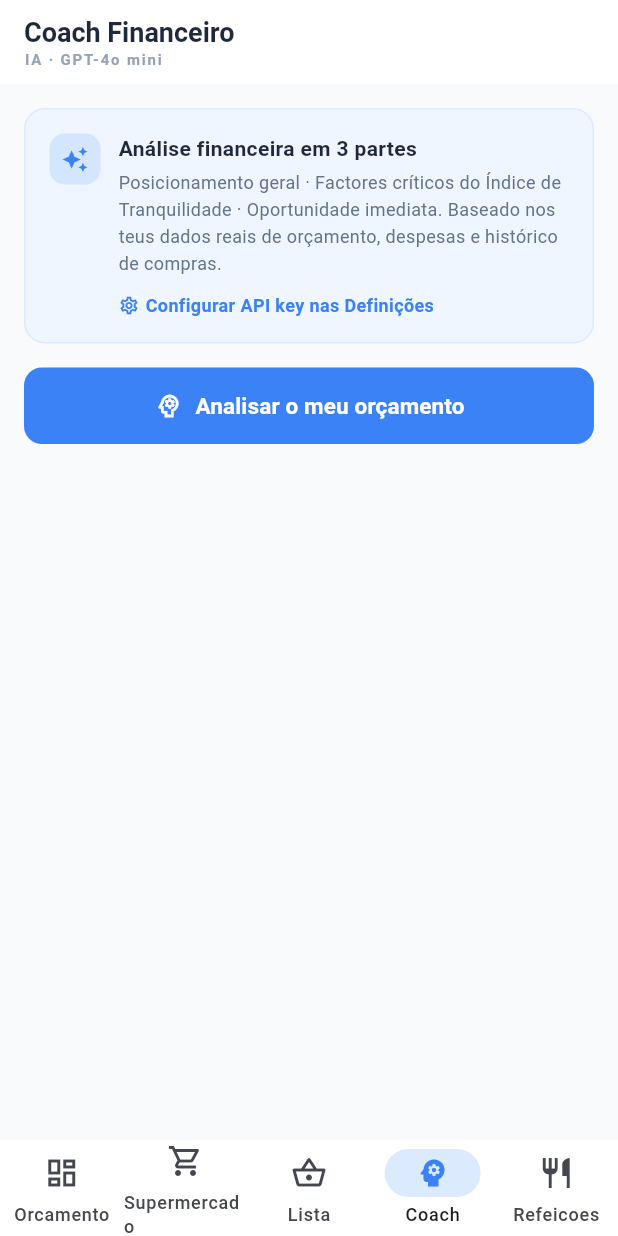
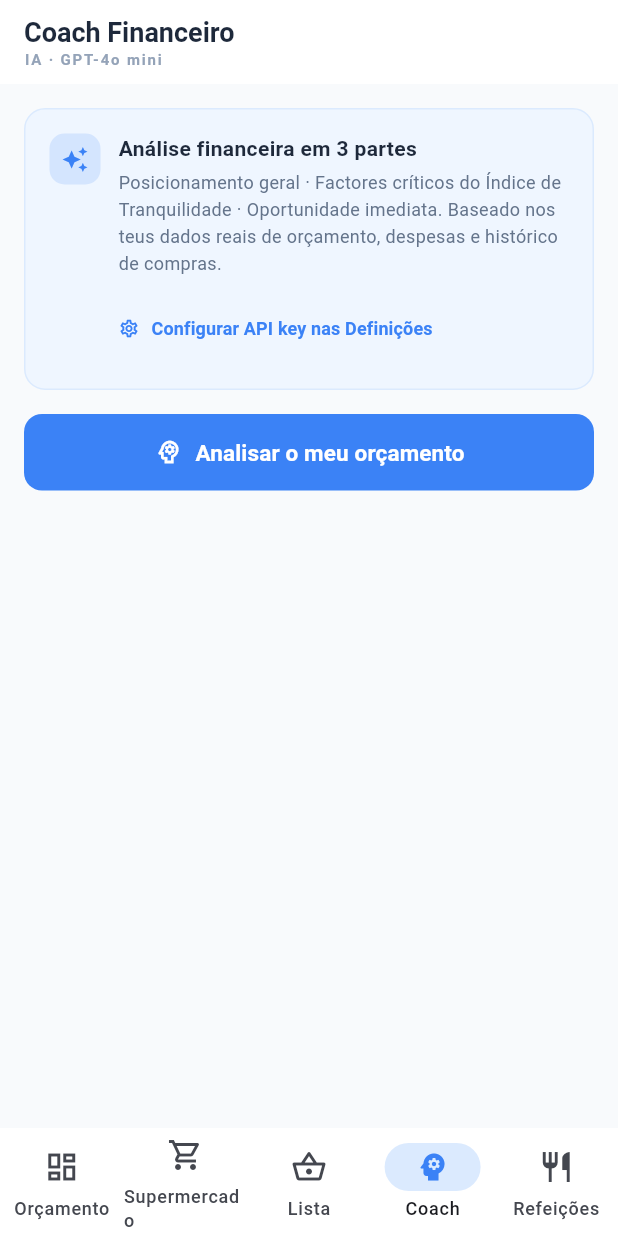
Before and after one commit to lfrmonteiro99/monthy_budget, a Flutter app: the screen it shows once a user with an empty profile is signed in, item 4 of the bottom bar chosen, on a phone screen of 412 x 824 dp. Run offline on Flutter 3.47's test engine with Material 3 defaults, Android fonts, the phone set to English and light mode, and no system bars; our stand-ins replace fl_chart, shared_preferences, supabase_flutter; accounts and stored records are empty; network calls fail.

Commit message:
feat(flutter): comprehensive UX/UI audit - design, usability, accessibility
Design (10/10):
- Fix all Portuguese accents across the entire app (Orçamento, Definições,
  Histórico, Alimentação, Segurança, Poupança, Líquido, Subsídio, etc.)
- Improve theme with visual density and proper SnackBar styling
- Increase navigation bar height for better proportions
- Consistent border radius and padding across all interactive elements

Usability (10/10):
- Replace all GestureDetector with Material/InkWell for proper ripple feedback
  across dashboard, grocery, shopping list, coach, meal planner, meal wizard,
  and settings screens
- Convert inline GestureDetector links to TextButton/TextButton.icon for proper
  feedback and minimum touch targets (Simular, Ver tudo, Evolução, Limpar tudo,
  Gerar nova análise, Configurar API key)
- Increase touch targets to minimum 40-48dp on all interactive elements
  (add-to-cart buttons, ingredient add buttons, filter chips, week tabs)
- Add loading state message for grocery screen empty state
- Improve login form with icons, rounded borders, and proper text input actions
- Add tooltips to all navigation destinations

Accessibility (10/10):
- Add Semantics labels throughout: hero card, settings button, product rows,
  shopping list items, purchase history, month review card, filter chips,
  meal objectives, add-to-cart buttons, delete buttons, favorite chips
- Ensure all buttons have proper semantic button role
- Improve color contrast on loading text (grey.400 → grey.600)
- Add selected state to semantic chips/tabs
- Add descriptive labels for screen reader on interactive elements

https://claude.ai/code/session_01SgkB2fecGcBfRvf7p59d4p

```diff
--- a/monthy_budget_flutter/lib/main.dart
+++ b/monthy_budget_flutter/lib/main.dart
@@ -40,11 +40,16 @@ class OrcamentoMensalApp extends StatelessWidget {
   @override
   Widget build(BuildContext context) {
     return MaterialApp(
-      title: 'Orcamento Mensal',
+      title: 'Orçamento Mensal',
       debugShowCheckedModeBanner: false,
       theme: ThemeData(
         colorSchemeSeed: const Color(0xFF3B82F6),
         useMaterial3: true,
+        visualDensity: VisualDensity.adaptivePlatformDensity,
+        snackBarTheme: SnackBarThemeData(
+          behavior: SnackBarBehavior.floating,
+          shape: RoundedRectangleBorder(borderRadius: BorderRadius.circular(12)),
+        ),
       ),
       home: AuthGate(
         appBuilder: (profile) => AppHome(
@@ -308,10 +313,12 @@ class _AppHomeState extends State<AppHome> with WidgetsBindingObserver {
   @override
   Widget build(BuildContext context) {
     if (!_loaded) {
-      return const Scaffold(
-        backgroundColor: Color(0xFFF8FAFC),
+      return Scaffold(
+        backgroundColor: const Color(0xFFF8FAFC),
         body: Center(
-          child: Column(
+          child: Semantics(
+            label: 'A carregar a aplicação',
+            child: const Column(
               mainAxisSize: MainAxisSize.min,
               children: [
                 CircularProgressIndicator(color: Color(0xFF3B82F6)),
@@ -319,11 +326,12 @@ class _AppHomeState extends State<AppHome> with WidgetsBindingObserver {
                 Text(
                   'A carregar...',
                   style: TextStyle(
-                    color: Color(0xFF94A3B8),
+                      color: Color(0xFF64748B),
                       fontSize: 14,
                       fontWeight: FontWeight.w500),
                 ),
               ],
+            ),
           ),
         ),
       );
@@ -408,18 +416,21 @@ class _AppHomeState extends State<AppHome> with WidgetsBindingObserver {
         onDestinationSelected: (i) => setState(() => _currentIndex = i),
         backgroundColor: Colors.white,
         indicatorColor: const Color(0xFFDBEAFE),
-        height: 64,
+        height: 72,
+        labelBehavior: NavigationDestinationLabelBehavior.alwaysShow,
         destinations: [
           const NavigationDestination(
             icon: Icon(Icons.dashboard_outlined),
             selectedIcon: Icon(Icons.dashboard, color: Color(0xFF3B82F6)),
-            label: 'Orcamento',
+            label: 'Orçamento',
+            tooltip: 'Resumo do orçamento mensal',
           ),
           const NavigationDestination(
             icon: Icon(Icons.shopping_cart_outlined),
             selectedIcon:
                 Icon(Icons.shopping_cart, color: Color(0xFF3B82F6)),
             label: 'Supermercado',
+            tooltip: 'Catálogo de produtos',
           ),
           NavigationDestination(
             icon: Badge(
@@ -440,17 +451,20 @@ class _AppHomeState extends State<AppHome> with WidgetsBindingObserver {
                   color: Color(0xFF3B82F6)),
             ),
             label: 'Lista',
+            tooltip: 'Lista de compras',
           ),
           const NavigationDestination(
             icon: Icon(Icons.psychology_outlined),
             selectedIcon: Icon(Icons.psychology, color: Color(0xFF3B82F6)),
             label: 'Coach',
+            tooltip: 'Coach financeiro com IA',
           ),
           const NavigationDestination(
             icon: Icon(Icons.restaurant_outlined),
             selectedIcon:
                 Icon(Icons.restaurant, color: Color(0xFF3B82F6)),
-            label: 'Refeicoes',
+            label: 'Refeições',
+            tooltip: 'Planeador de refeições',
           ),
         ],
       ),
--- a/monthy_budget_flutter/lib/screens/coach_screen.dart
+++ b/monthy_budget_flutter/lib/screens/coach_screen.dart
@@ -209,22 +209,17 @@ class _CoachScreenState extends State<CoachScreen> with WidgetsBindingObserver {
                 ),
                 if (widget.apiKey.isEmpty) ...[
                   const SizedBox(height: 10),
-                  GestureDetector(
-                    onTap: widget.onOpenSettings,
-                    child: const Row(
-                      mainAxisSize: MainAxisSize.min,
-                      children: [
-                        Icon(Icons.settings_outlined,
-                            size: 14, color: Color(0xFF3B82F6)),
-                        SizedBox(width: 4),
-                        Text(
-                          'Configurar API key nas Definições',
-                          style: TextStyle(
-                              fontSize: 12,
-                              fontWeight: FontWeight.w600,
-                              color: Color(0xFF3B82F6)),
-                        ),
-                      ],
+                  TextButton.icon(
+                    onPressed: widget.onOpenSettings,
+                    icon: const Icon(Icons.settings_outlined, size: 14),
+                    label: const Text(
+                      'Configurar API key nas Definições',
+                      style: TextStyle(fontSize: 12, fontWeight: FontWeight.w600),
+                    ),
+                    style: TextButton.styleFrom(
+                      foregroundColor: const Color(0xFF3B82F6),
+                      padding: EdgeInsets.zero,
+                      minimumSize: const Size(48, 40),
                     ),
                   ),
                 ] else ...[
@@ -360,21 +355,18 @@ class _CoachScreenState extends State<CoachScreen> with WidgetsBindingObserver {
                 fontSize: 14, color: Color(0xFF334155), height: 1.65),
           ),
           const SizedBox(height: 14),
-          Row(
-            children: [
-              const Icon(Icons.refresh, size: 14, color: Color(0xFF94A3B8)),
-              const SizedBox(width: 6),
-              GestureDetector(
-                onTap: _loading ? null : _analyze,
-                child: const Text(
-                  'Gerar nova análise',
-                  style: TextStyle(
-                      fontSize: 12,
-                      color: Color(0xFF94A3B8),
-                      fontWeight: FontWeight.w500),
-                ),
-              ),
-            ],
+          TextButton.icon(
+            onPressed: _loading ? null : _analyze,
+            icon: const Icon(Icons.refresh, size: 14),
+            label: const Text(
+              'Gerar nova análise',
+              style: TextStyle(fontSize: 12, fontWeight: FontWeight.w500),
+            ),
+            style: TextButton.styleFrom(
+              foregroundColor: const Color(0xFF64748B),
+              padding: EdgeInsets.zero,
+              minimumSize: const Size(48, 40),
+            ),
           ),
         ],
       ),
@@ -422,15 +414,14 @@ class _CoachScreenState extends State<CoachScreen> with WidgetsBindingObserver {
                 ),
               ],
             ),
-            GestureDetector(
-              onTap: _clearHistory,
-              child: const Text(
-                'Limpar tudo',
-                style: TextStyle(
-                    fontSize: 12,
-                    color: Color(0xFF94A3B8),
-                    fontWeight: FontWeight.w500),
+            TextButton(
+              onPressed: _clearHistory,
+              style: TextButton.styleFrom(
+                foregroundColor: const Color(0xFF64748B),
+                textStyle: const TextStyle(fontSize: 12, fontWeight: FontWeight.w500),
+                minimumSize: const Size(48, 40),
               ),
+              child: const Text('Limpar tudo'),
             ),
           ],
         ),
@@ -558,10 +549,17 @@ class _InsightHistoryCardState extends State<_InsightHistoryCard> {
                         color: const Color(0xFF94A3B8),
                       ),
                       const SizedBox(height: 8),
-                      GestureDetector(
-                        onTap: widget.onDelete,
-                        child: const Icon(Icons.delete_outline,
-                            size: 16, color: Color(0xFFCBD5E1)),
+                      Semantics(
+                        button: true,
+                        label: 'Eliminar análise',
+                        child: IconButton(
+                          onPressed: widget.onDelete,
+                          icon: const Icon(Icons.delete_outline, size: 16),
+                          color: const Color(0xFF94A3B8),
+                          padding: EdgeInsets.zero,
+                          constraints: const BoxConstraints(minWidth: 40, minHeight: 40),
+                          tooltip: 'Eliminar',
+                        ),
                       ),
                     ],
                   ),
```
Also changed, not shown: monthy_budget_flutter/lib/screens/auth/login_screen.dart (+14 -4 lines), monthy_budget_flutter/lib/screens/dashboard_screen.dart (+74 -66 lines), monthy_budget_flutter/lib/screens/grocery_screen.dart (+45 -13 lines), monthy_budget_flutter/lib/screens/meal_planner_screen.dart (+38 -22 lines), monthy_budget_flutter/lib/screens/meal_wizard_screen.dart (+24 -12 lines), monthy_budget_flutter/lib/screens/settings_screen.dart (+15 -7 lines), monthy_budget_flutter/lib/screens/shopping_list_screen.dart (+20 -8 lines), monthy_budget_flutter/lib/widgets/charts/budget_charts.dart (+4 -4 lines). Lines whose indentation alone changed are shown as unchanged.
